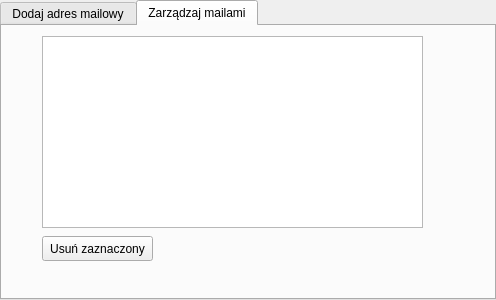
Old version of the form tabwidgetsettings.ui in the repository karol50709/QT_Mail_app.
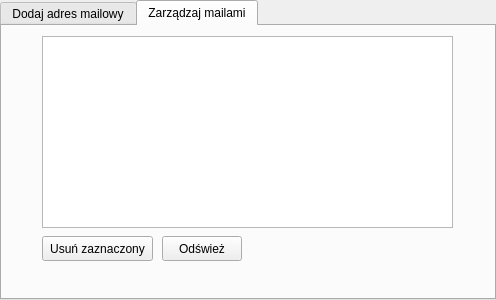
New version of the form. The open tabs and pages were chosen to show the change.

Patch:
```diff
--- a/tabwidgetsettings.ui
+++ b/tabwidgetsettings.ui
@@ -127,16 +127,6 @@
    <attribute name="title">
     <string>Zarządzaj mailami</string>
    </attribute>
-   <widget class="QListView" name="listView">
-    <property name="geometry">
-     <rect>
-      <x>40</x>
-      <y>10</y>
-      <width>381</width>
-      <height>192</height>
-     </rect>
-    </property>
-   </widget>
    <widget class="QPushButton" name="pushButton">
     <property name="geometry">
      <rect>
@@ -150,6 +140,29 @@
      <string>Usuń zaznaczony</string>
     </property>
    </widget>
+   <widget class="QPushButton" name="pushButton_5">
+    <property name="geometry">
+     <rect>
+      <x>160</x>
+      <y>210</y>
+      <width>80</width>
+      <height>25</height>
+     </rect>
+    </property>
+    <property name="text">
+     <string>Odśwież</string>
+    </property>
+   </widget>
+   <widget class="QListWidget" name="listWidget">
+    <property name="geometry">
+     <rect>
+      <x>40</x>
+      <y>10</y>
+      <width>411</width>
+      <height>192</height>
+     </rect>
+    </property>
+   </widget>
   </widget>
  </widget>
  <resources/>
```
Left out of the diff: 2 changed lines with no effect on the pictures.
